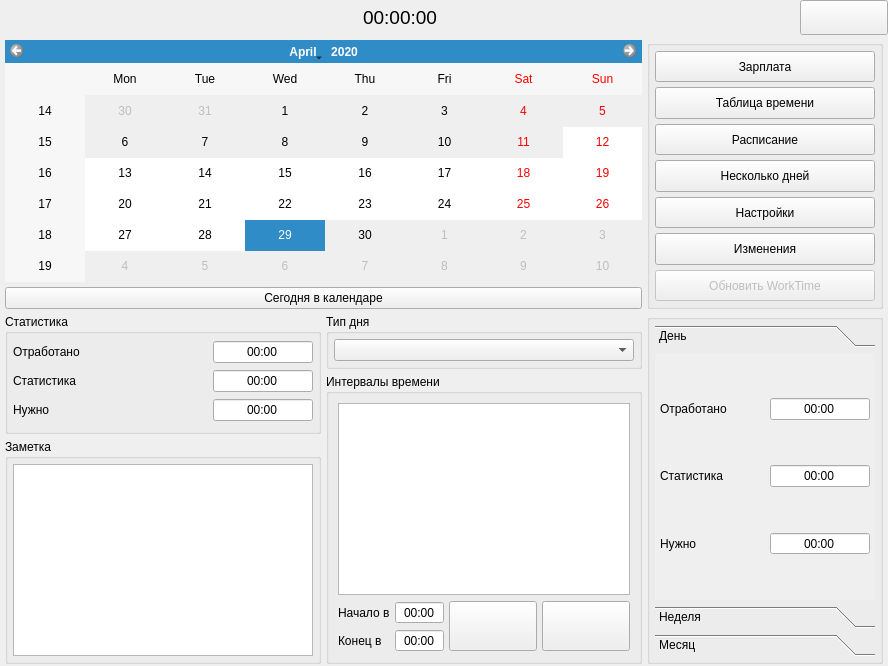
rnikbond/worktime, file src/gui/worktimewindow.ui: the form before one commit.
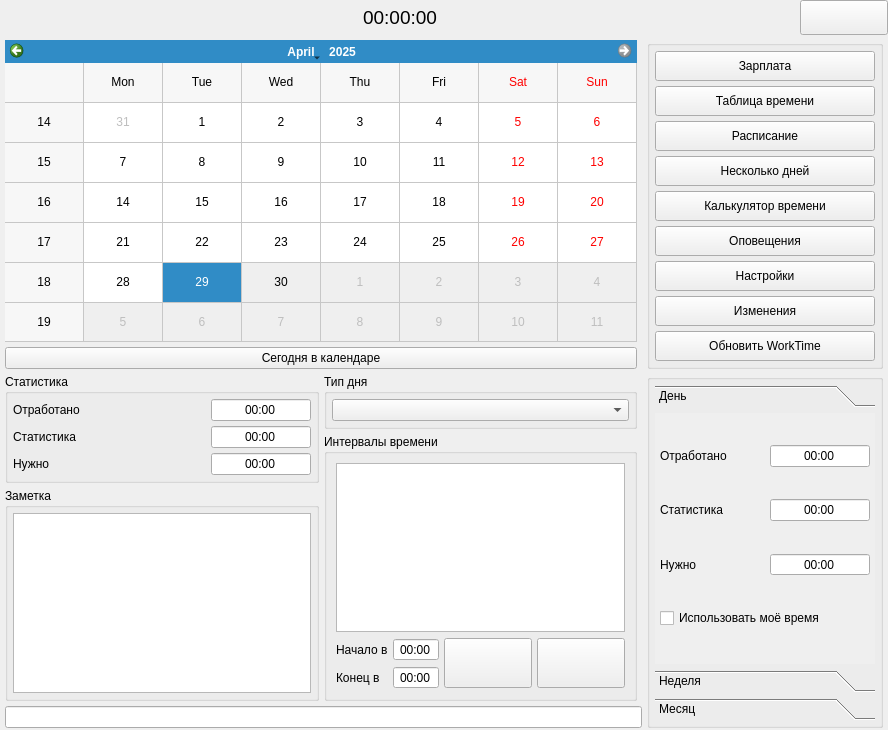
The form after the commit. The open tabs and pages were chosen to show the change.

The edit to the form file:
```diff
--- a/src/gui/worktimewindow.ui
+++ b/src/gui/worktimewindow.ui
@@ -7,7 +7,7 @@
     <x>0</x>
     <y>0</y>
     <width>888</width>
-    <height>666</height>
+    <height>730</height>
    </rect>
   </property>
   <property name="sizePolicy">
@@ -150,33 +150,6 @@
       <property name="spacing">
        <number>5</number>
       </property>
-      <item row="0" column="0" colspan="2">
-       <widget class="QCalendarWidget" name="WorkCalendar">
-        <property name="sizePolicy">
-         <sizepolicy hsizetype="Expanding" vsizetype="Expanding">
-          <horstretch>0</horstretch>
-          <verstretch>0</verstretch>
-         </sizepolicy>
-        </property>
-        <property name="styleSheet">
-         <string notr="true"/>
-        </property>
-        <property name="minimumDate">
-         <date>
-          <year>2020</year>
-          <month>4</month>
-          <day>12</day>
-         </date>
-        </property>
-        <property name="maximumDate">
-         <date>
-          <year>2020</year>
-          <month>4</month>
-          <day>29</day>
-         </date>
-        </property>
-       </widget>
-      </item>
       <item row="0" column="3" rowspan="2">
        <widget class="QGroupBox" name="MenuGBox">
         <property name="sizePolicy">
@@ -218,6 +191,12 @@
              <verstretch>0</verstretch>
             </sizepolicy>
            </property>
+           <property name="minimumSize">
+            <size>
+             <width>0</width>
+             <height>30</height>
+            </size>
+           </property>
            <property name="text">
             <string>Зарплата</string>
            </property>
@@ -231,6 +210,12 @@
              <verstretch>0</verstretch>
             </sizepolicy>
            </property>
+           <property name="minimumSize">
+            <size>
+             <width>0</width>
+             <height>30</height>
+            </size>
+           </property>
            <property name="text">
             <string>Таблица времени</string>
            </property>
@@ -244,6 +229,12 @@
              <verstretch>0</verstretch>
             </sizepolicy>
            </property>
+           <property name="minimumSize">
+            <size>
+             <width>0</width>
+             <height>30</height>
+            </size>
+           </property>
            <property name="text">
             <string>Расписание</string>
            </property>
@@ -257,11 +248,49 @@
              <verstretch>0</verstretch>
             </sizepolicy>
            </property>
+           <property name="minimumSize">
+            <size>
+             <width>0</width>
+             <height>30</height>
+            </size>
+           </property>
            <property name="text">
             <string>Несколько дней</string>
            </property>
           </widget>
          </item>
+         <item>
+          <widget class="QPushButton" name="CalcTimeButton">
+           <property name="sizePolicy">
+            <sizepolicy hsizetype="Minimum" vsizetype="Minimum">
+             <horstretch>0</horstretch>
+             <verstretch>0</verstretch>
+            </sizepolicy>
+           </property>
+           <property name="minimumSize">
+            <size>
+             <width>0</width>
+             <height>30</height>
+            </size>
+           </property>
+           <property name="text">
+            <string>Калькулятор времени</string>
+           </property>
+          </widget>
+         </item>
+         <item>
+          <widget class="QPushButton" name="NotifyButton">
+           <property name="minimumSize">
+            <size>
+             <width>0</width>
+             <height>30</height>
+            </size>
+           </property>
+           <property name="text">
+            <string>Оповещения</string>
+           </property>
+          </widget>
+         </item>
          <item>
           <widget class="QPushButton" name="SettingsButton">
            <property name="sizePolicy">
@@ -270,6 +299,12 @@
              <verstretch>0</verstretch>
             </sizepolicy>
            </property>
+           <property name="minimumSize">
+            <size>
+             <width>0</width>
+             <height>30</height>
+            </size>
+           </property>
            <property name="text">
             <string>Настройки</string>
            </property>
@@ -283,6 +318,12 @@
              <verstretch>0</verstretch>
             </sizepolicy>
            </property>
+           <property name="minimumSize">
+            <size>
+             <width>0</width>
+             <height>30</height>
+            </size>
+           </property>
            <property name="text">
             <string>Изменения</string>
            </property>
@@ -291,7 +332,7 @@
          <item>
           <widget class="QPushButton" name="UpdateButton">
            <property name="enabled">
-            <bool>false</bool>
+            <bool>true</bool>
            </property>
            <property name="sizePolicy">
             <sizepolicy hsizetype="Minimum" vsizetype="Minimum">
@@ -299,6 +340,12 @@
              <verstretch>0</verstretch>
             </sizepolicy>
            </property>
+           <property name="minimumSize">
+            <size>
+             <width>0</width>
+             <height>30</height>
+            </size>
+           </property>
            <property name="text">
             <string>Обновить WorkTime</string>
            </property>
@@ -307,6 +354,36 @@
         </layout>
        </widget>
       </item>
+      <item row="0" column="0" colspan="2">
+       <widget class="QCalendarWidget" name="WorkCalendar">
+        <property name="sizePolicy">
+         <sizepolicy hsizetype="Expanding" vsizetype="Expanding">
+          <horstretch>0</horstretch>
+          <verstretch>0</verstretch>
+         </sizepolicy>
+        </property>
+        <property name="styleSheet">
+         <string notr="true"/>
+        </property>
+        <property name="minimumDate">
+         <date>
+          <year>2020</year>
+          <month>1</month>
+          <day>1</day>
+         </date>
+        </property>
+        <property name="maximumDate">
+         <date>
+          <year>2025</year>
+          <month>4</month>
+          <day>29</day>
+         </date>
+        </property>
+        <property name="gridVisible">
+         <bool>true</bool>
+        </property>
+       </widget>
+      </item>
       <item row="1" column="0" colspan="2">
        <widget class="QPushButton" name="TodayButton">
         <property name="sizePolicy">
@@ -385,6 +462,9 @@
              <property name="alignment">
               <set>Qt::AlignCenter</set>
              </property>
+             <property name="readOnly">
+              <bool>true</bool>
+             </property>
             </widget>
            </item>
            <item row="1" column="0">
@@ -426,6 +506,9 @@
              <property name="alignment">
               <set>Qt::AlignCenter</set>
              </property>
+             <property name="readOnly">
+              <bool>true</bool>
+             </property>
             </widget>
            </item>
            <item row="2" column="0">
@@ -461,6 +544,9 @@
              <property name="alignment">
               <set>Qt::AlignCenter</set>
              </property>
+             <property name="readOnly">
+              <bool>true</bool>
+             </property>
             </widget>
            </item>
           </layout>
@@ -494,14 +580,7 @@
             <number>5</number>
            </property>
            <item>
-            <widget class="QTextEdit" name="NoteEdit">
-             <property name="sizePolicy">
-              <sizepolicy hsizetype="Expanding" vsizetype="Maximum">
-               <horstretch>0</horstretch>
-               <verstretch>0</verstretch>
-              </sizepolicy>
-             </property>
-            </widget>
+            <widget class="QPlainTextEdit" name="NoteEdit"/>
            </item>
           </layout>
          </widget>
@@ -692,7 +771,14 @@
         </item>
        </layout>
       </item>
-      <item row="2" column="3">
+      <item row="3" column="0" colspan="3">
+       <widget class="QLineEdit" name="InfoUserEdit">
+        <property name="readOnly">
+         <bool>true</bool>
+        </property>
+       </widget>
+      </item>
+      <item row="2" column="3" rowspan="2">
        <widget class="QGroupBox" name="StatisticGBox">
         <property name="sizePolicy">
          <sizepolicy hsizetype="Fixed" vsizetype="Expanding">
@@ -757,7 +843,7 @@
               <x>0</x>
               <y>0</y>
               <width>220</width>
-              <height>245</height>
+              <height>268</height>
              </rect>
             </property>
             <attribute name="label">
@@ -812,53 +898,8 @@
                <property name="alignment">
                 <set>Qt::AlignCenter</set>
                </property>
-              </widget>
-             </item>
-             <item row="1" column="0">
-              <widget class="QLabel" name="StatisticDayLabel">
-               <property name="sizePolicy">
-                <sizepolicy hsizetype="Expanding" vsizetype="Preferred">
-                 <horstretch>0</horstretch>
-                 <verstretch>0</verstretch>
-                </sizepolicy>
-               </property>
-               <property name="text">
-                <string>Статистика</string>
-               </property>
-              </widget>
-             </item>
-             <item row="1" column="1">
-              <widget class="QLineEdit" name="StatisticDayValue">
-               <property name="sizePolicy">
-                <sizepolicy hsizetype="Expanding" vsizetype="Fixed">
-                 <horstretch>0</horstretch>
-                 <verstretch>0</verstretch>
-                </sizepolicy>
-               </property>
-               <property name="maximumSize">
-                <size>
-                 <width>100</width>
-                 <height>16777215</height>
-                </size>
-               </property>
-               <property name="text">
-                <string>00:00</string>
-               </property>
-               <property name="alignment">
-                <set>Qt::AlignCenter</set>
-               </property>
-              </widget>
-             </item>
-             <item row="2" column="0">
-              <widget class="QLabel" name="NeedDayLabel">
-               <property name="sizePolicy">
-                <sizepolicy hsizetype="Expanding" vsizetype="Preferred">
-                 <horstretch>0</horstretch>
-                 <verstretch>0</verstretch>
-                </sizepolicy>
-               </property>
-               <property name="text">
-                <string>Нужно</string>
+               <property name="readOnly">
+                <bool>true</bool>
                </property>
               </widget>
              </item>
@@ -887,6 +928,67 @@
                </property>
               </widget>
              </item>
+             <item row="1" column="1">
+              <widget class="QLineEdit" name="StatisticDayValue">
+               <property name="sizePolicy">
+                <sizepolicy hsizetype="Expanding" vsizetype="Fixed">
+                 <horstretch>0</horstretch>
+                 <verstretch>0</verstretch>
+                </sizepolicy>
+               </property>
+               <property name="maximumSize">
+                <size>
+                 <width>100</width>
+                 <height>16777215</height>
+                </size>
+               </property>
+               <property name="text">
+                <string>00:00</string>
+               </property>
+               <property name="alignment">
+                <set>Qt::AlignCenter</set>
+               </property>
+               <property name="readOnly">
+                <bool>true</bool>
+               </property>
+              </widget>
+             </item>
+             <item row="1" column="0">
+              <widget class="QLabel" name="StatisticDayLabel">
+               <property name="sizePolicy">
+                <sizepolicy hsizetype="Expanding" vsizetype="Preferred">
+                 <horstretch>0</horstretch>
+                 <verstretch>0</verstretch>
+                </sizepolicy>
+               </property>
+               <property name="text">
+                <string>Статистика</string>
+               </property>
+              </widget>
+             </item>
+             <item row="2" column="0">
+              <widget class="QLabel" name="NeedDayLabel">
+               <property name="sizePolicy">
+                <sizepolicy hsizetype="Expanding" vsizetype="Preferred">
+                 <horstretch>0</horstretch>
+                 <verstretch>0</verstretch>
+                </sizepolicy>
+               </property>
+               <property name="text">
+                <string>Нужно</string>
+               </property>
+              </widget>
+             </item>
+             <item row="3" column="0" colspan="2">
+              <widget class="QCheckBox" name="UserDataCheck">
+               <property name="toolTip">
+                <string>&lt;html&gt;&lt;head/&gt;&lt;body&gt;&lt;p&gt;Если Вы указываете своё время, сколько нужно работать, обед не пересчитывается&lt;/p&gt;&lt;/body&gt;&lt;/html&gt;</string>
+               </property>
+               <property name="text">
+                <string>Использовать моё время</string>
+               </property>
+              </widget>
+             </item>
             </layout>
            </widget>
            <widget class="QWidget" name="WeekPage">
```
Left out of the diff: 33 changed lines with no effect on the pictures.
